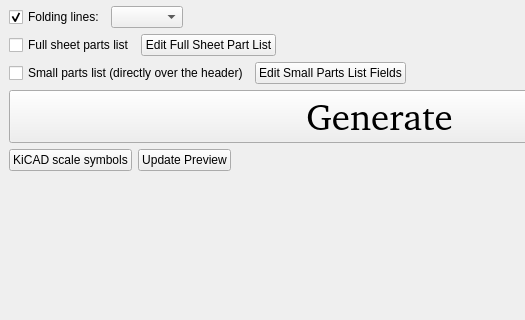
Qt form Src/Window/mainwindow.ui (tobiasfalk/KiCAD-FreeCAD-TechDraw-Template-Generator) before a commit; both pictures show x 0 to 525 and y 120 to 440 of the 1500 by 700 pixel window.
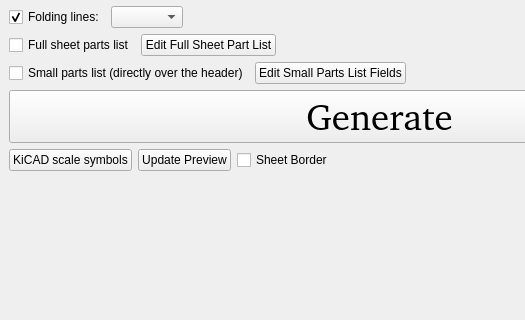
The same form after that commit. Icons and pictures are not drawn.

Commit message: Added SheeT border to mainwindow preview

```diff
--- a/Src/Window/mainwindow.ui
+++ b/Src/Window/mainwindow.ui
@@ -59,6 +59,13 @@
         </property>
        </widget>
       </item>
+      <item>
+       <widget class="QCheckBox" name="preViewSheetBordercheckBox">
+        <property name="text">
+         <string>Sheet Border</string>
+        </property>
+       </widget>
+      </item>
       <item>
        <spacer name="horizontalSpacer_13">
         <property name="orientation">
```
The commit also changes 6 other files.
